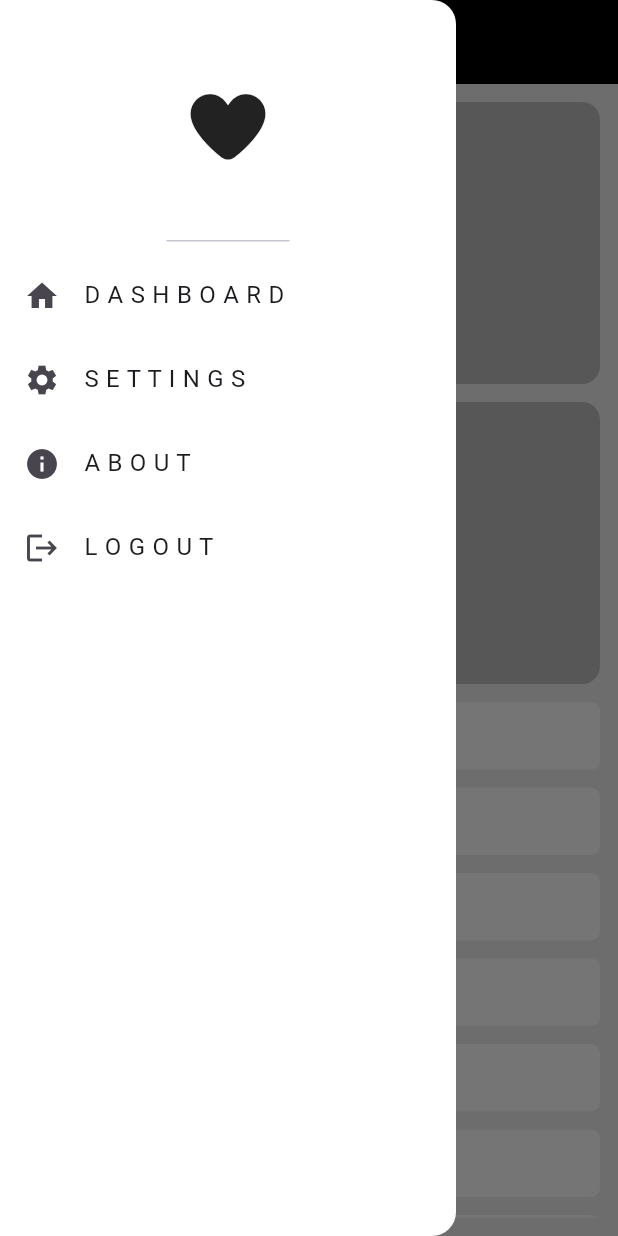
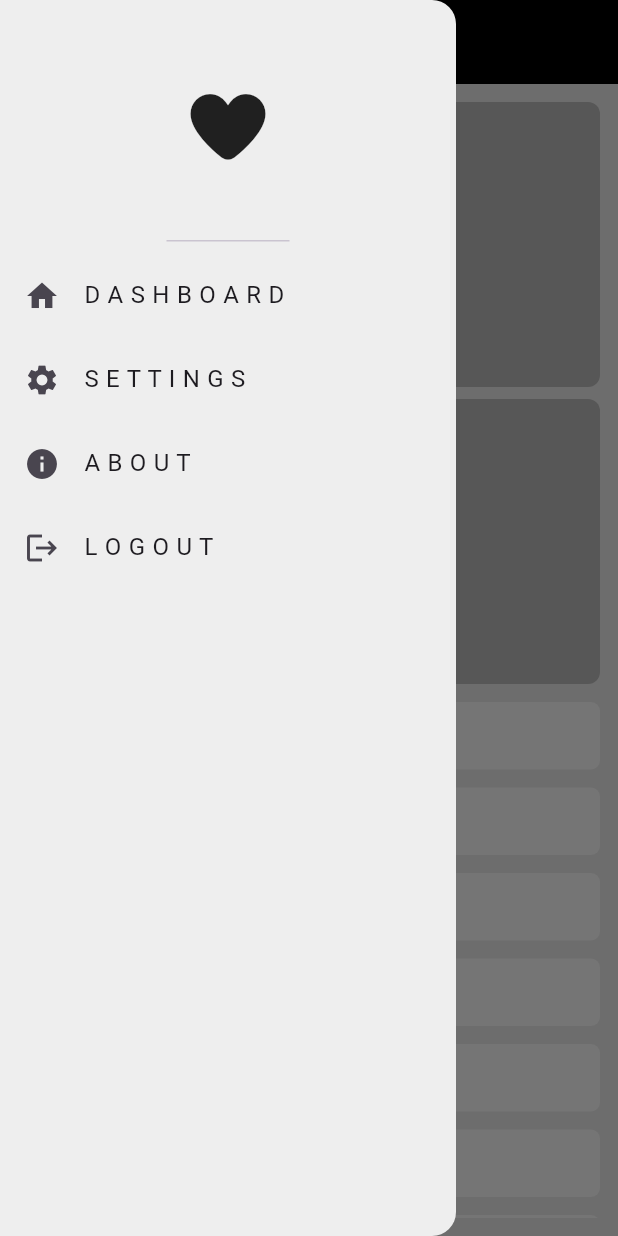
Before and after one commit to AbdelazizSameh/simple_adaptive_design, a Flutter app: the screen it shows after launch, with the side drawer open, on a phone screen of 412 x 824 dp. Run offline on Flutter 3.47's test engine with Material 3 defaults, Android fonts, the phone set to English and light mode, and no system bars; our stand-ins replace font_awesome_flutter.

Commit message:
add new widgets

```diff
--- a/lib/views/home_view.dart
+++ b/lib/views/home_view.dart
@@ -10,10 +10,9 @@ class HomeView extends StatelessWidget {
   Widget build(BuildContext context) {
     return Scaffold(
       backgroundColor: Colors.grey.shade200,
-      appBar: AppBar(
-        backgroundColor: Colors.black,
-        foregroundColor: Colors.white,
-      ),
+      appBar: MediaQuery.sizeOf(context).width - 24 < 900
+          ? AppBar(backgroundColor: Colors.black, foregroundColor: Colors.white)
+          : null,
       drawer: const CustomDrawer(),
       body: const HomeViewBody(),
     );
--- a/lib/widgets/custom_dawer.dart
+++ b/lib/widgets/custom_dawer.dart
@@ -6,9 +6,9 @@ class CustomDrawer extends StatelessWidget {
 
   @override
   Widget build(BuildContext context) {
-    return const Drawer(
-      backgroundColor: Colors.white,
-      child: CustomDrawerContent(),
+    return Drawer(
+      backgroundColor: Colors.grey.shade200,
+      child: const CustomDrawerContent(),
     );
   }
 }
--- a/lib/widgets/custom_item.dart
+++ b/lib/widgets/custom_item.dart
@@ -1,14 +1,14 @@
 import 'package:flutter/material.dart';
 
 class CustomItem extends StatelessWidget {
-  const CustomItem({super.key});
-
+  const CustomItem({super.key, this.color});
+  final Color? color;
   @override
   Widget build(BuildContext context) {
     return Container(
       decoration: BoxDecoration(
-        color: Colors.grey.shade400,
-        borderRadius: BorderRadius.circular(12),
+        color: color ?? Colors.grey.shade400,
+        borderRadius: BorderRadius.circular(8),
       ),
     );
   }
--- a/lib/widgets/custom_list_tile_item.dart
+++ b/lib/widgets/custom_list_tile_item.dart
@@ -7,6 +7,13 @@ class CustomListTileItem extends StatelessWidget {
 
   @override
   Widget build(BuildContext context) {
-    return ListTile(leading: Icon(item.icon), title: Text(item.text));
+    return ListTile(
+      leading: Icon(item.icon),
+      title: FittedBox(
+        fit: BoxFit.scaleDown,
+        alignment: Alignment.centerLeft,
+        child: Text(item.text),
+      ),
+    );
   }
 }
--- a/lib/widgets/custom_sliver_grid_builder.dart
+++ b/lib/widgets/custom_sliver_grid_builder.dart
@@ -9,8 +9,8 @@ class CustomSliverGirdBuilder extends StatelessWidget {
     return SliverGrid.builder(
       gridDelegate: SliverGridDelegateWithFixedCrossAxisCount(
         crossAxisCount: 2,
-        crossAxisSpacing: 12,
-        mainAxisSpacing: 12,
+        crossAxisSpacing: 8,
+        mainAxisSpacing: 8,
         childAspectRatio: 1.5 / 1.5,
       ),
       itemCount: 4,
--- a/lib/widgets/home_view_body.dart
+++ b/lib/widgets/home_view_body.dart
@@ -1,17 +1,25 @@
 import 'package:flutter/material.dart';
-import 'custom_sliver_grid_builder.dart';
-import 'custom_sliver_list.dart';
+import 'desktop_layout.dart';
+import 'mobile_layout.dart';
+import 'tablet_layout.dart';
 
 class HomeViewBody extends StatelessWidget {
   const HomeViewBody({super.key});
 
   @override
   Widget build(BuildContext context) {
-    return const Padding(
-      padding: EdgeInsetsGeometry.all(12),
-      child: CustomScrollView(
-        physics: BouncingScrollPhysics(),
-        slivers: [CustomSliverGirdBuilder(), CustomSliverList()],
+    return Padding(
+      padding: const EdgeInsetsGeometry.all(12),
+      child: LayoutBuilder(
+        builder: (context, constraints) {
+          if (constraints.maxWidth < 600) {
+            return const MobileLayout();
+          } else if (constraints.maxWidth < 900) {
+            return const TabletLayout();
+          } else {
+            return const DesktopLayout();
+          }
+        },
       ),
     );
   }
--- /dev/null
+++ b/lib/widgets/mobile_layout.dart
@@ -0,0 +1,16 @@
+import 'package:flutter/material.dart';
+
+import 'custom_sliver_grid_builder.dart';
+import 'custom_sliver_list.dart';
+
+class MobileLayout extends StatelessWidget {
+  const MobileLayout({super.key});
+
+  @override
+  Widget build(BuildContext context) {
+    return CustomScrollView(
+      physics: BouncingScrollPhysics(),
+      slivers: [CustomSliverGirdBuilder(), CustomSliverList()],
+    );
+  }
+}
```
Also changed, not shown: lib/widgets/custom_desktop_widget.dart (added, +17 -0 lines), lib/widgets/custom_list.dart (added, +25 -0 lines), lib/widgets/desktop_layout.dart (added, +20 -0 lines), lib/widgets/tablet_layout.dart (added, +16 -0 lines).
